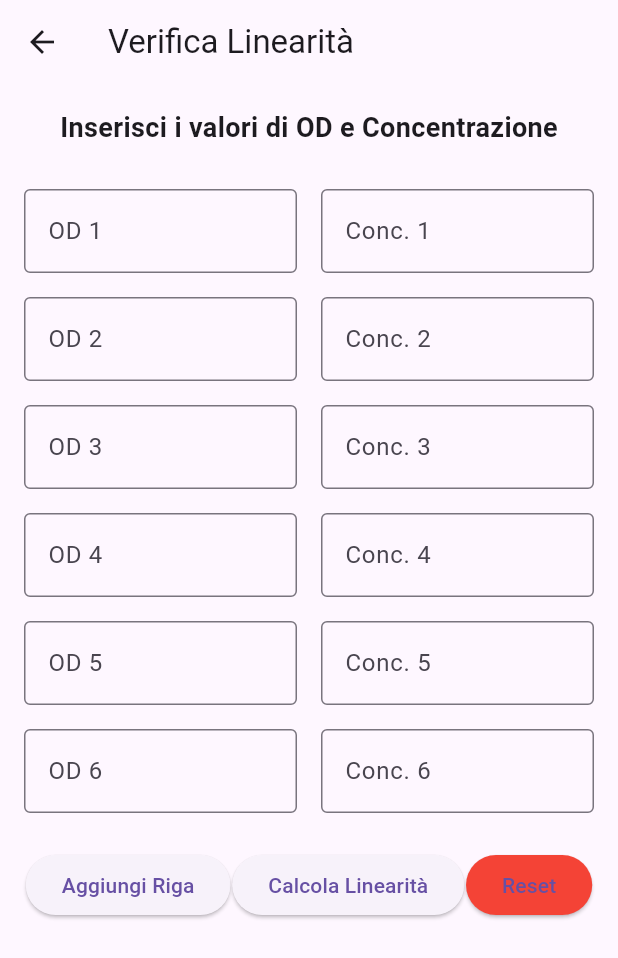
After one commit to AlessioIan/systools, a Flutter app: the LinearitaPage screen opened directly, after a tap on "Aggiungi Riga", after a tap on "Reset", on a phone screen of 412 x 824 dp. The commit adds this screen. Shown: the top 958 px of the screen. Run offline on Flutter 3.47's test engine with Material 3 defaults, Android fonts, the phone set to English and light mode, and no system bars; our stand-ins replace file_picker; missing offline and left inert: dart:html, excel.

Commit message:
linearita

```diff
--- /dev/null
+++ b/lib/linearita.dart
@@ -0,0 +1,345 @@
+import 'package:flutter/material.dart';
+import 'package:flutter/services.dart';
+import 'dart:math';
+
+class LinearitaPage extends StatefulWidget {
+  const LinearitaPage({super.key});
+
+  @override
+  State<LinearitaPage> createState() => _LinearitaPageState();
+}
+
+class _LinearitaPageState extends State<LinearitaPage> {
+  final List<TextEditingController> _odControllers = [];
+  final List<TextEditingController> _concControllers = [];
+  double? _rSquared;
+  double? _slope;
+  double? _intercept;
+  List<Point<double>> _dataPoints = [];
+  List<Point<double>> _regressionPoints = [];
+
+  @override
+  void initState() {
+    super.initState();
+    _initializeControllers();
+  }
+
+  void _initializeControllers() {
+    for (int i = 0; i < 5; i++) {
+      _odControllers.add(TextEditingController());
+      _concControllers.add(TextEditingController());
+    }
+  }
+
+  @override
+  void dispose() {
+    for (var controller in _odControllers) {
+      controller.dispose();
+    }
+    for (var controller in _concControllers) {
+      controller.dispose();
+    }
+    super.dispose();
+  }
+
+  void _resetFields() {
+    setState(() {
+      for (var controller in _odControllers) {
+        controller.clear();
+      }
+      for (var controller in _concControllers) {
+        controller.clear();
+      }
+      _rSquared = null;
+      _slope = null;
+      _intercept = null;
+      _dataPoints = [];
+      _regressionPoints = [];
+    });
+  }
+
+  void _calculateLinearity() {
+    List<double> odValues = [];
+    List<double> concValues = [];
+    _dataPoints = [];
+
+    for (int i = 0; i < _odControllers.length; i++) {
+      if (_odControllers[i].text.isNotEmpty && _concControllers[i].text.isNotEmpty) {
+        try {
+          double od = double.parse(_odControllers[i].text.replaceAll(',', '.'));
+          double conc = double.parse(_concControllers[i].text.replaceAll(',', '.'));
+          odValues.add(od);
+          concValues.add(conc);
+          _dataPoints.add(Point(od, conc));
+        } catch (e) {
+          // Ignora valori non validi
+        }
+      }
+    }
+
+    if (odValues.length < 2) {
+      ScaffoldMessenger.of(context).showSnackBar(
+        const SnackBar(content: Text('Inserisci almeno due coppie di valori validi')),
+      );
+      return;
+    }
+
+    // Calcola le medie
+    double meanX = odValues.reduce((a, b) => a + b) / odValues.length;
+    double meanY = concValues.reduce((a, b) => a + b) / concValues.length;
+
+    // Calcola i coefficienti della regressione lineare
+    double numerator = 0;
+    double denominator = 0;
+
+    for (int i = 0; i < odValues.length; i++) {
+      numerator += (odValues[i] - meanX) * (concValues[i] - meanY);
+      denominator += pow(odValues[i] - meanX, 2);
+    }
+
+    setState(() {
+      _slope = numerator / denominator;
+      _intercept = meanY - (_slope ?? 0) * meanX;
+
+      // Calcola R²
+      double ssRes = 0;
+      double ssTot = 0;
+
+      for (int i = 0; i < odValues.length; i++) {
+        double prediction = (_slope ?? 0) * odValues[i] + (_intercept ?? 0);
+        ssRes += pow(concValues[i] - prediction, 2);
+        ssTot += pow(concValues[i] - meanY, 2);
+      }
+
+      _rSquared = 1 - (ssRes / ssTot);
+
+      // Genera punti per la linea di regressione
+      double minX = odValues.reduce(min);
+      double maxX = odValues.reduce(max);
+      _regressionPoints = [
+        Point(minX, _slope! * minX + _intercept!),
+        Point(maxX, _slope! * maxX + _intercept!)
+      ];
+    });
+  }
+
+  void _addNewRow() {
+    setState(() {
+      _odControllers.add(TextEditingController());
+      _concControllers.add(TextEditingController());
+    });
+  }
+
+  Widget _buildGraph() {
+    if (_dataPoints.isEmpty) return const SizedBox.shrink();
+
+    return Container(
+      height: 300,
+      padding: const EdgeInsets.all(16),
+      child: CustomPaint(
+        size: const Size(double.infinity, double.infinity),
+        painter: ScatterPlotPainter(
+          points: _dataPoints,
+          regressionLine: _regressionPoints,
+        ),
+      ),
+    );
+  }
+
+  String _getEquation() {
+    if (_slope == null || _intercept == null) return '';
+    String interceptSign = _intercept! >= 0 ? '+' : '';
+    return 'y = ${_slope!.toStringAsFixed(4)}x $interceptSign${_intercept!.toStringAsFixed(4)}';
+  }
+
+  @override
+  Widget build(BuildContext context) {
+    return Scaffold(
+      appBar: AppBar(
+        title: const Text('Verifica Linearità'),
+      ),
+      body: SingleChildScrollView(
+        padding: const EdgeInsets.all(16.0),
+        child: Column(
+          children: [
+            const Text(
+              'Inserisci i valori di OD e Concentrazione',
+              style: TextStyle(fontSize: 18, fontWeight: FontWeight.bold),
+            ),
+            const SizedBox(height: 20),
+            ListView.builder(
+              shrinkWrap: true,
+              physics: const NeverScrollableScrollPhysics(),
+              itemCount: _odControllers.length,
+              itemBuilder: (context, index) {
+                return Padding(
+                  padding: const EdgeInsets.symmetric(vertical: 8.0),
+                  child: Row(
+                    children: [
+                      Expanded(
+                        child: TextField(
+                          controller: _odControllers[index],
+                          keyboardType: const TextInputType.numberWithOptions(decimal: true),
+                          decoration: InputDecoration(
+                            labelText: 'OD ${index + 1}',
+                            border: const OutlineInputBorder(),
+                          ),
+                          inputFormatters: [
+                            FilteringTextInputFormatter.allow(RegExp(r'[0-9,.]')),
+                          ],
+                        ),
+                      ),
+                      const SizedBox(width: 16),
+                      Expanded(
+                        child: TextField(
+                          controller: _concControllers[index],
+                          keyboardType: const TextInputType.numberWithOptions(decimal: true),
+                          decoration: InputDecoration(
+                            labelText: 'Conc. ${index + 1}',
+                            border: const OutlineInputBorder(),
+                          ),
+                          inputFormatters: [
+                            FilteringTextInputFormatter.allow(RegExp(r'[0-9,.]')),
+                          ],
+                        ),
+                      ),
+                    ],
+                  ),
+                );
+              },
+            ),
+            const SizedBox(height: 16),
+            Row(
+              mainAxisAlignment: MainAxisAlignment.spaceEvenly,
+              children: [
+                ElevatedButton(
+                  onPressed: _addNewRow,
+                  child: const Text('Aggiungi Riga'),
+                ),
+                ElevatedButton(
+                  onPressed: _calculateLinearity,
+                  child: const Text('Calcola Linearità'),
+                ),
+                ElevatedButton(
+                  onPressed: _resetFields,
+                  style: ElevatedButton.styleFrom(
+                    backgroundColor: Colors.red,
+                  ),
+                  child: const Text('Reset'),
+                ),
+              ],
+            ),
+            if (_rSquared != null && _slope != null && _intercept != null) ...[
+              const SizedBox(height: 24),
+              Card(
+                child: Padding(
+                  padding: const EdgeInsets.all(16.0),
+                  child: Column(
+                    crossAxisAlignment: CrossAxisAlignment.start,
+                    children: [
+                      Text(
+                        'Equazione della retta: ${_getEquation()}',
+                        style: const TextStyle(fontSize: 16, fontWeight: FontWeight.bold),
+                      ),
+                      const SizedBox(height: 8),
+                      Text(
+                        'Coefficiente di determinazione (R²): ${_rSquared!.toStringAsFixed(4)}',
+                        style: const TextStyle(fontSize: 16),
+                      ),
+                      const SizedBox(height: 8),
+                      Text(
+                        'Pendenza: ${_slope!.toStringAsFixed(4)}',
+                        style: const TextStyle(fontSize: 16),
+                      ),
+                      const SizedBox(height: 8),
+                      Text(
+                        'Intercetta: ${_intercept!.toStringAsFixed(4)}',
+                        style: const TextStyle(fontSize: 16),
+                      ),
+                    ],
+                  ),
+                ),
+              ),
+              const SizedBox(height: 24),
+              Card(
+                child: _buildGraph(),
+              ),
+            ],
+          ],
+        ),
+      ),
+    );
+  }
+}
+
+class ScatterPlotPainter extends CustomPainter {
+  final List<Point<double>> points;
+  final List<Point<double>> regressionLine;
+
+  ScatterPlotPainter({required this.points, required this.regressionLine});
+
+  @override
+  void paint(Canvas canvas, Size size) {
+    final paint = Paint()
+      ..strokeWidth = 2.0
+      ..style = PaintingStyle.fill;
+
+    // Trova i valori min e max per la scala
+    double minX = points.map((p) => p.x).reduce(min);
+    double maxX = points.map((p) => p.x).reduce(max);
+    double minY = points.map((p) => p.y).reduce(min);
+    double maxY = points.map((p) => p.y).reduce(max);
+
+    // Aggiungi un margine del 10%
+    double xMargin = (maxX - minX) * 0.1;
+    double yMargin = (maxY - minY) * 0.1;
+    minX -= xMargin;
+    maxX += xMargin;
+    minY -= yMargin;
+    maxY += yMargin;
+
+    // Funzioni per convertire le coordinate
+    double scaleX(double x) => (x - minX) / (maxX - minX) * size.width;
+    double scaleY(double y) => size.height - (y - minY) / (maxY - minY) * size.height;
+
+    // Disegna gli assi
+    final axisPaint = Paint()
+      ..color = Colors.black
+      ..strokeWidth = 1.0;
+
+    canvas.drawLine(
+      Offset(0, size.height),
+      Offset(size.width, size.height),
+      axisPaint,
+    );
+    canvas.drawLine(
+      const Offset(0, 0),
+      Offset(0, size.height),
+      axisPaint,
+    );
+
+    // Disegna i punti
+    paint.color = Colors.blue;
+    for (var point in points) {
+      canvas.drawCircle(
+        Offset(scaleX(point.x), scaleY(point.y)),
+        4,
+        paint,
+      );
+    }
+
+    // Disegna la linea di regressione
+    if (regressionLine.length == 2) {
+      paint.color = Colors.red;
+      paint.style = PaintingStyle.stroke;
+      canvas.drawLine(
+        Offset(scaleX(regressionLine[0].x), scaleY(regressionLine[0].y)),
+        Offset(scaleX(regressionLine[1].x), scaleY(regressionLine[1].y)),
+        paint,
+      );
+    }
+  }
+
+  @override
+  bool shouldRepaint(covariant CustomPainter oldDelegate) => true;
+}
--- a/lib/main.dart
+++ b/lib/main.dart
@@ -5,6 +5,7 @@ import 'codici_pezzi.dart';
 import 'convertire_risultati.dart';
 import 'diluizioni.dart';
 import 'calcolo_risultati.dart';
+import 'linearita.dart';  // Aggiungiamo l'import della nuova pagina
 
 void main() async {
   WidgetsFlutterBinding.ensureInitialized();
@@ -37,7 +38,7 @@ class HomePage extends StatelessWidget {
       'Cicli': (context) => const CicliPage(),
       'Convertire risultati': (context) => const ConvertireRisultatiPage(),
       'Diluizioni': (context) => const DiluizioniPage(),
-      'Linearità e accuratezza': (context) => const CicliPage(),
+      'Linearità e accuratezza': (context) => const LinearitaPage(), // Modifichiamo questa riga
       'Calcolo risultati': (context) => const CalcoloRisultatiPage(),
       'Lista dei comandi': (context) => const ListaDeiComandi(),
       'Codici pezzi': (context) => const CodiciPezziPage(),
--- a/pubspec.yaml
+++ b/pubspec.yaml
@@ -17,8 +17,9 @@ dependencies:
   sqflite: ^2.3.0
   sqflite_common_ffi: ^2.3.0
   csv: ^5.0.0
-  path: ^1.8.3 # Aggiunta questa riga
-
+  fl_chart: ^0.65.0
+  path: ^1.8.3
+  charts_flutter: ^0.12.0  # Aggiunta questa riga mantenendo tutte le altre
 
 dev_dependencies:
   flutter_test:
```
Also changed, not shown: pubspec.lock.
